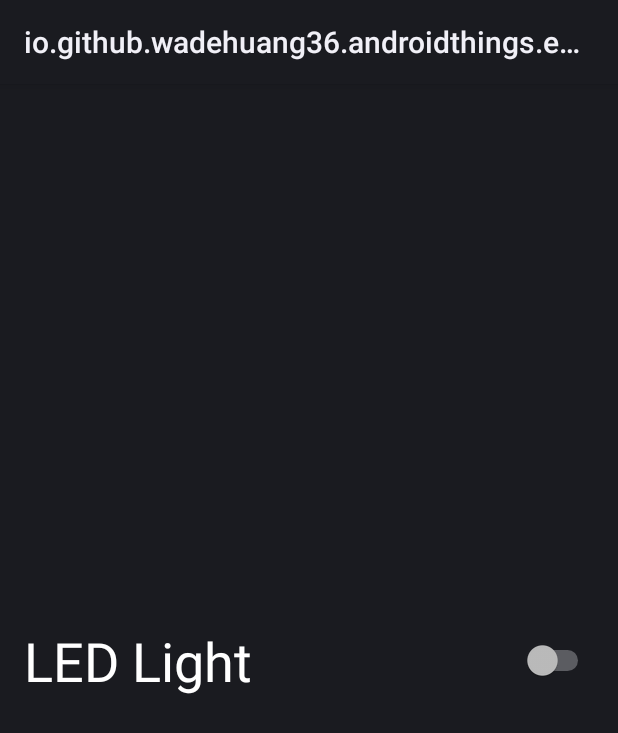
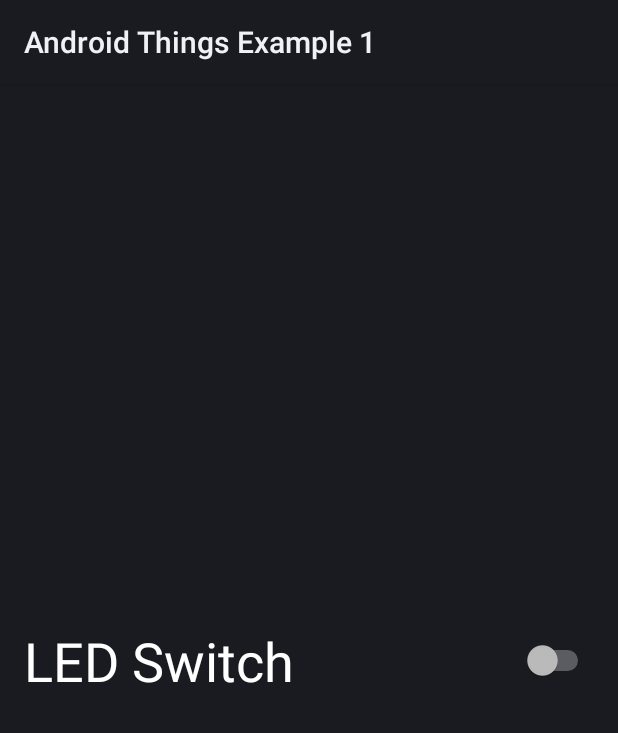
Before and after one commit to wadehuang36/Android-Things-Examples, an Android app: the screen it shows after launch (MainActivity), on a phone screen of 412 x 824 dp. Shown: the top 733 px of the screen. Run offline under Robolectric (Android 15) with nearby library versions, the phone set to English and light mode, and no system bars; libraries missing offline, so code that uses them is left out: com.google.android.things; 4 statements that could not run were skipped.

Commit message:
change README and Text

```diff
--- a/example-01-iot/src/main/AndroidManifest.xml
+++ b/example-01-iot/src/main/AndroidManifest.xml
@@ -8,7 +8,7 @@
     <application>
         <uses-library android:name="com.google.android.things" />
 
-        <activity android:name="io.github.wadehuang36.androidthings.example01.MainActivity">
+        <activity android:name="io.github.wadehuang36.androidthings.example01.MainActivity" android:label="@string/app_name">
             <intent-filter>
                 <action android:name="android.intent.action.MAIN" />
 
--- a/example-01-iot/src/main/res/layout/activity_main.xml
+++ b/example-01-iot/src/main/res/layout/activity_main.xml
@@ -9,7 +9,7 @@
         android:id="@+id/ledSwitch"
         android:layout_width="0dp"
         android:layout_height="wrap_content"
-        android:text="LED Light"
+        android:text="LED Switch"
         android:textSize="36sp"
         app:layout_constraintBottom_toBottomOf="parent"
         app:layout_constraintEnd_toEndOf="parent"
```
Also changed, not shown: 1 other file.
